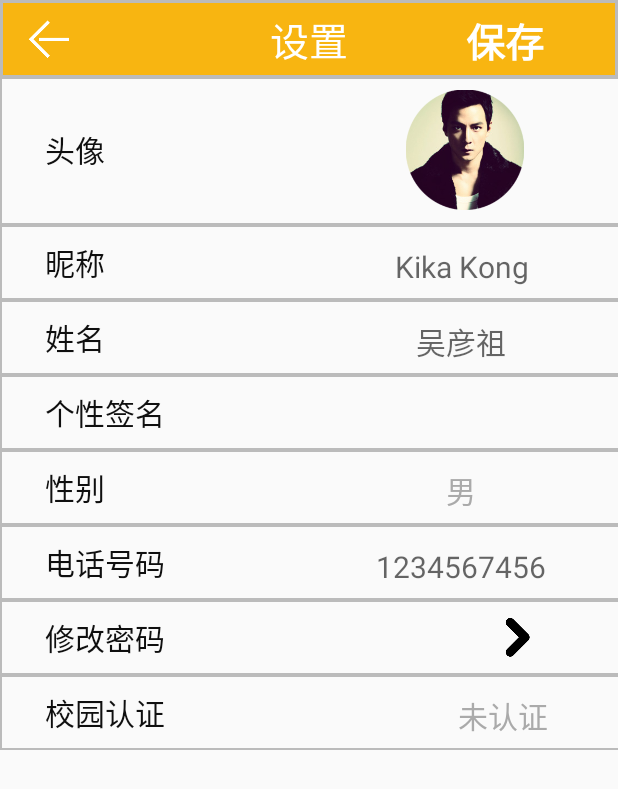
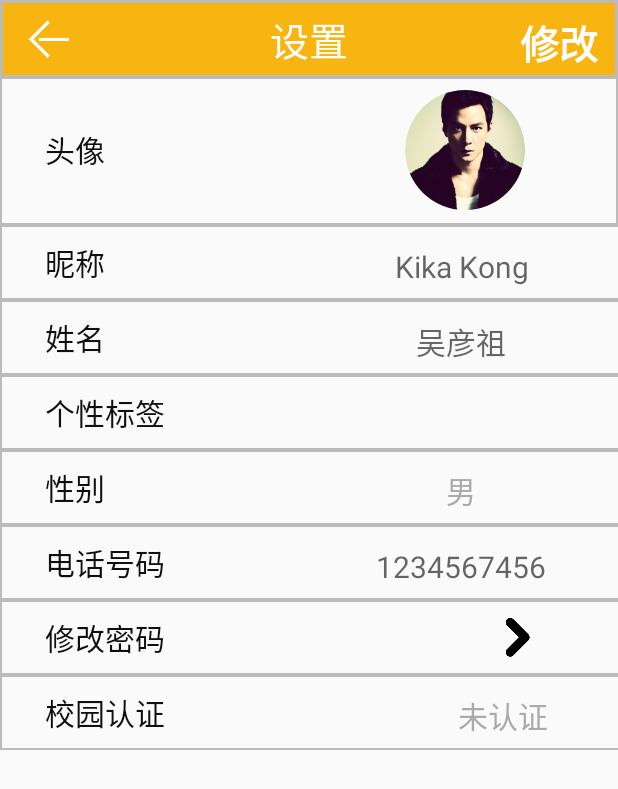
Before and after one commit to shangyifei666/School-Helper, an Android app: the MessageSetActivity screen opened directly, with no data from a screen before it, on a phone screen of 412 x 824 dp. Shown: the top 789 px of the screen. Run offline under Robolectric (Android 15) with nearby library versions, the phone set to English and light mode, and no system bars; our stand-ins replace CircleImageView.

Commit message:
Revert "change"
This reverts commit bf2523e28c533e27d1f0f2b8cefad6f170798f50.

```diff
--- a/School_Herper_front/app/src/main/res/layout/message_set.xml
+++ b/School_Herper_front/app/src/main/res/layout/message_set.xml
@@ -8,7 +8,13 @@
  * 描述：我的主页设置
  */
 -->
-<FrameLayout xmlns:android="http://schemas.android.com/apk/res/android"
+<android.support.constraint.ConstraintLayout xmlns:android="http://schemas.android.com/apk/res/android"
+    xmlns:tools="http://schemas.android.com/tools"
+    android:layout_width="match_parent"
+    android:layout_height="match_parent"
+    tools:context=".MainActivity"
+    android:id="@+id/root">
+<FrameLayout
     android:layout_width="match_parent"
     android:layout_height="match_parent"
     android:orientation="vertical">
@@ -20,7 +26,6 @@
         android:padding="1dp">
 
         <ImageView
-            android:id="@+id/back_1"
             android:layout_width="35dp"
             android:layout_height="35dp"
             android:src="@drawable/goback"
@@ -36,16 +41,14 @@
         android:textColor="#FFFFFF"/>
 
         <TextView
-            android:id="@+id/img_change"
-            android:gravity="center"
-            android:layout_width="100dp"
+            android:gravity="right"
+            android:layout_width="match_parent"
             android:layout_height="40dp"
-            android:text="保存"
+            android:text="修改"
             android:textSize="26dp"
             android:textStyle="bold"
             android:textColor="#FFFFFF"
-            android:layout_marginTop="6dp"
-            android:layout_marginLeft="285dp"
+            android:layout_marginTop="7dp"
             android:layout_marginRight="12dp"/>
     </FrameLayout>
 
@@ -56,25 +59,24 @@
         android:orientation="vertical">
         <LinearLayout
             android:orientation="horizontal"
-            android:layout_width="440dp"
+            android:layout_width="match_parent"
             android:layout_height="100dp"
             android:background="@drawable/box_color1">
             <TextView
                 android:gravity="center_vertical"
                 android:layout_marginLeft="30dp"
                 android:textSize="20dp"
-
                 android:layout_width="wrap_content"
                 android:layout_height="match_parent"
                 android:text="头像"
                 android:textColor="#0F0F0F"
                 android:layout_marginRight="200dp"/>
-
-            <ImageView
-                android:id="@+id/img_touxiang"
+            <com.w.school_herper_front.CircleImageView
+                android:id="@+id/tx"
                 android:gravity="center_vertical"
                 android:layout_width="80dp"
                 android:layout_height="80dp"
+                android:scaleType="centerCrop"
                 android:src="@drawable/myhead"
                 android:layout_marginTop="10dp"/>
 
@@ -93,7 +95,6 @@
                 android:textColor="#0F0F0F"
                 android:layout_marginRight="150dp"/>
             <EditText
-                android:id="@+id/img_username"
                 android:gravity="center"
                 android:hint="Kika Kong"
                 android:text=""
@@ -120,7 +121,6 @@
                 android:textColor="#0F0F0F"
                 android:layout_marginRight="150dp"/>
             <EditText
-                android:id="@+id/img_names"
                 android:gravity="center"
                 android:hint="吴彦祖"
                 android:text=""
@@ -143,11 +143,10 @@
                 android:textSize="20dp"
                 android:layout_width="wrap_content"
                 android:layout_height="match_parent"
-                android:text="个性签名"
+                android:text="个性标签"
                 android:textColor="#0F0F0F"
                 android:layout_marginRight="20dp"/>
             <EditText
-                android:id="@+id/img_autograph"
                 android:gravity="center"
                 android:hint=""
                 android:text=""
@@ -174,7 +173,6 @@
                 android:textColor="#0F0F0F"
                 android:layout_marginRight="150dp"/>
             <EditText
-                android:id="@+id/img_sex"
                 android:gravity="center"
                 android:hint=""
                 android:text="男"
@@ -201,7 +199,6 @@
                 android:textColor="#0F0F0F"
                 android:layout_marginRight="110dp"/>
             <EditText
-                android:id="@+id/img_phone"
                 android:gravity="center"
                 android:hint="1234567456"
                 android:text=""
@@ -251,7 +248,6 @@
                 android:textColor="#0F0F0F"
                 android:layout_marginRight="180dp"/>
             <TextView
-                android:id="@+id/img_authentication"
                 android:gravity="center"
                 android:text="未认证"
                 android:textSize="20dp"
@@ -266,3 +262,4 @@
     </LinearLayout>
 
 </FrameLayout>
+</android.support.constraint.ConstraintLayout>
```
Also changed, not shown: School_Herper_front/app/src/main/java/com/w/school_herper_front/bean/ReviseUser.java (+0 -81 lines).
